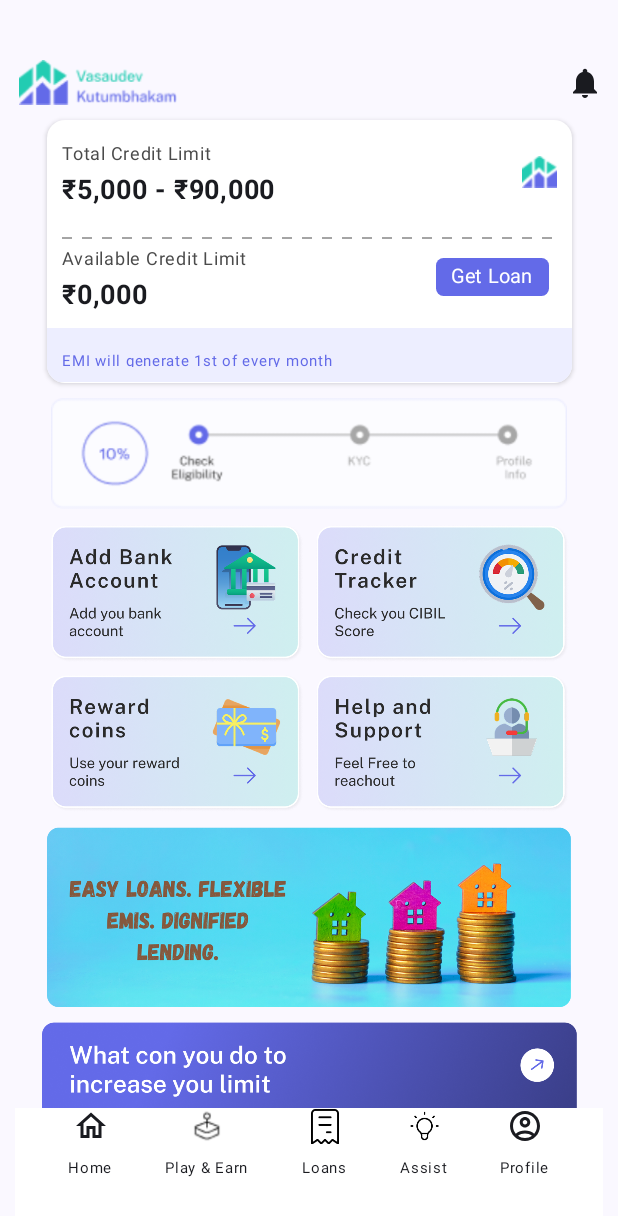
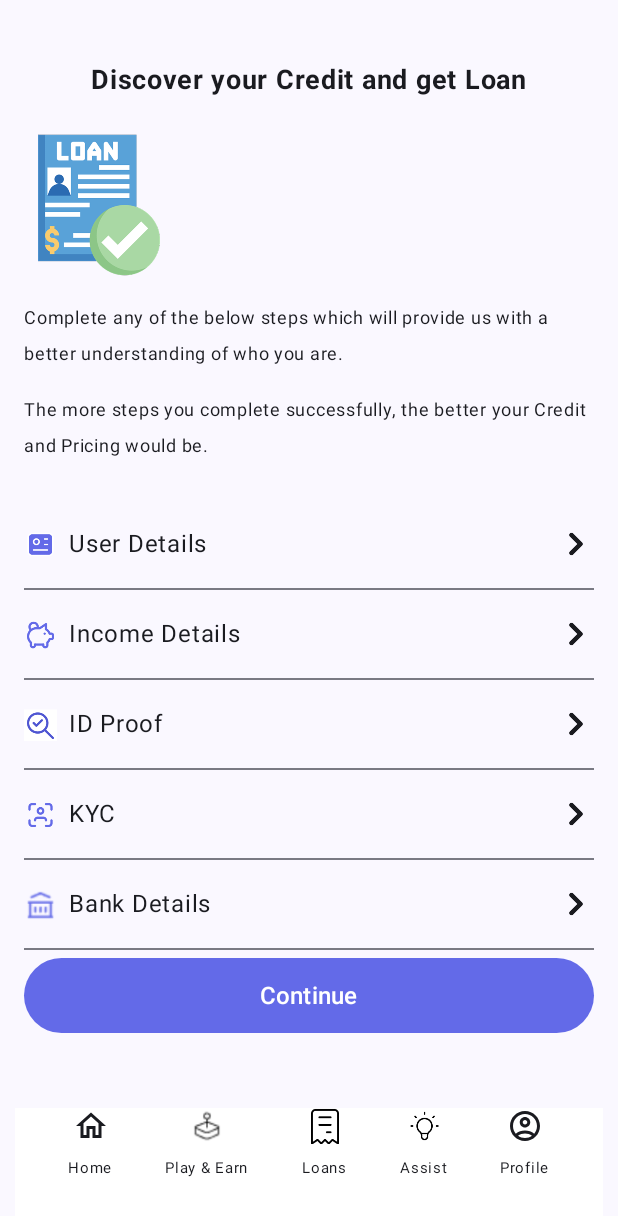
Before and after one commit to DevDewangan16/Vasudev_Kutumbhakam, an Android app built with Jetpack Compose: the screen it shows after launch (MainActivity), after a tap on "Loans", on a phone screen of 412 x 824 dp. Shown: the top 1216 px of the screen. Run offline under Robolectric (Android 15) with nearby library versions, the phone set to English and light mode, and no system bars.

Commit message:
Added the LoanStepScreen.

```diff
--- /dev/null
+++ b/app/src/main/java/com/example/vasudevkutumbhakam/ui/LoanStepScreen.kt
@@ -0,0 +1,102 @@
+package com.example.vasudevkutumbhakam.ui
+import androidx.compose.foundation.Image
+import androidx.compose.foundation.background
+import androidx.compose.foundation.layout.*
+import androidx.compose.foundation.shape.RoundedCornerShape
+import androidx.compose.material3.*
+import androidx.compose.runtime.Composable
+import androidx.compose.ui.Alignment
+import androidx.compose.ui.Modifier
+import androidx.compose.ui.graphics.Color
+import androidx.compose.ui.res.painterResource
+import androidx.compose.ui.text.font.FontWeight
+import androidx.compose.ui.unit.dp
+import androidx.compose.ui.unit.sp
+import com.example.vasudevkutumbhakam.R
+
+@Composable
+fun LoanStepsScreen() {
+    val stepItems = listOf(
+        Pair("User Details", R.drawable.user),
+        Pair("Income Details", R.drawable.income),
+        Pair("ID Proof", R.drawable.proof),
+        Pair("KYC", R.drawable.kyc),
+        Pair("Bank Details", R.drawable.bank)
+    )
+
+    Column(
+        modifier = Modifier
+            .fillMaxSize()
+            .padding(16.dp),
+        horizontalAlignment = Alignment.CenterHorizontally,
+        verticalArrangement = Arrangement.spacedBy(5.dp)
+    ) {
+        Spacer(modifier = Modifier
+            .fillMaxWidth()
+            .height(20.dp))
+        Text(
+            text = "Discover your Credit and get Loan",
+            fontSize = 18.sp,
+            fontWeight = FontWeight.Bold,
+            modifier = Modifier.padding(bottom = 16.dp)
+        )
+
+        Box(
+            modifier = Modifier.fillMaxWidth(),
+            contentAlignment = Alignment.CenterStart
+        ) {
+            Image(
+                painter = painterResource(id = R.drawable.loan_logo), contentDescription = "",
+                modifier = Modifier.size(100.dp)
+            )
+        }
+
+        Text(
+            text = "Complete any of the below steps which will provide us with a better understanding of who you are.",
+            fontSize = 12.sp,
+            modifier = Modifier.padding(vertical = 8.dp)
+        )
+
+        Text(
+            text = "The more steps you complete successfully, the better your Credit and Pricing would be.",
+            fontSize = 12.sp,
+            modifier = Modifier.padding(bottom = 24.dp)
+        )
+
+        stepItems.forEach { (step, iconRes) ->
+            Row(
+                modifier = Modifier
+                    .fillMaxWidth()
+                    .padding(vertical = 12.dp),
+                verticalAlignment = Alignment.CenterVertically
+            ) {
+                Image(
+                    painter = painterResource(id = iconRes),
+                    contentDescription = null,
+                    modifier = Modifier.size(22.dp)
+                )
+                Spacer(modifier = Modifier.width(8.dp))
+                Text(text = step, fontSize = 16.sp, modifier = Modifier.weight(1f))
+
+                Icon(
+                    painter = painterResource(id = R.drawable.arrow_forward),
+                    contentDescription = null,
+                    modifier = Modifier.size(24.dp)
+                )
+            }
+            Divider()
+        }
+
+        Button(
+            onClick = { /* Handle continue click */ },
+            modifier = Modifier
+                .fillMaxWidth()
+                .height(50.dp),
+            colors = ButtonDefaults.buttonColors(
+                Color(0xff636AE8)
+            )
+        ) {
+            Text(text = "Continue", fontSize = 16.sp)
+        }
+    }
+}
--- a/app/src/main/java/com/example/vasudevkutumbhakam/ui/VasuadevApp.kt
+++ b/app/src/main/java/com/example/vasudevkutumbhakam/ui/VasuadevApp.kt
@@ -21,6 +21,7 @@ import androidx.compose.material3.Scaffold
 import androidx.compose.material3.Text
 import androidx.compose.runtime.Composable
 import androidx.compose.runtime.getValue
+import androidx.compose.runtime.internal.composableLambda
 import androidx.compose.ui.Alignment
 import androidx.compose.ui.graphics.Color
 import androidx.compose.ui.res.painterResource
@@ -62,8 +63,13 @@ fun VasuadevApp(appViewModel: AppViewModel= viewModel(),
             composable(route = VasuadevAppScreen.Home.name){
                 HomeScreen()
             }
+
             composable(route = VasuadevAppScreen.Profile.name){
                 ProfileScreen()
+            }
+
+            composable(route = VasuadevAppScreen.Loans.name){
+                LoanStepsScreen()
             }
         }
     }
@@ -107,7 +113,7 @@ fun BottomAppBar(navController: NavHostController,
         Column(horizontalAlignment = Alignment.CenterHorizontally,
             verticalArrangement = Arrangement.spacedBy(4.dp)
             ,    modifier = androidx.compose.ui.Modifier.clickable {
-                navController.navigate(VasuadevAppScreen.Home.name) {
+                navController.navigate(VasuadevAppScreen.Loans.name) {
                     popUpTo(0)
                 }
             }) {
```
Also changed, not shown: app/src/main/java/com/example/vasudevkutumbhakam/ui/ProfileScreen.kt (+3 -51 lines), app/src/main/res/drawable/arrow_forward.png (added), app/src/main/res/drawable/bank.png (added), app/src/main/res/drawable/income.png (added), app/src/main/res/drawable/kyc.png (added), app/src/main/res/drawable/loan_logo.png (added), app/src/main/res/drawable/proof.png (added), app/src/main/res/drawable/share_earn_banner.png (added), app/src/main/res/drawable/user.png (added).
